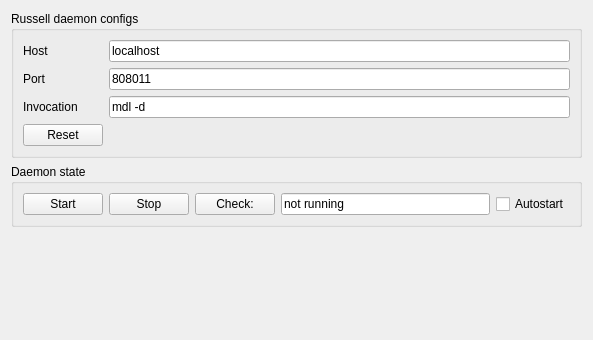
This is addons/kate-russell-plugin/RussellConfig.ui in dmitry-vlasov/kate-russell as Qt 5 draws it before an edit. The edited form follows.
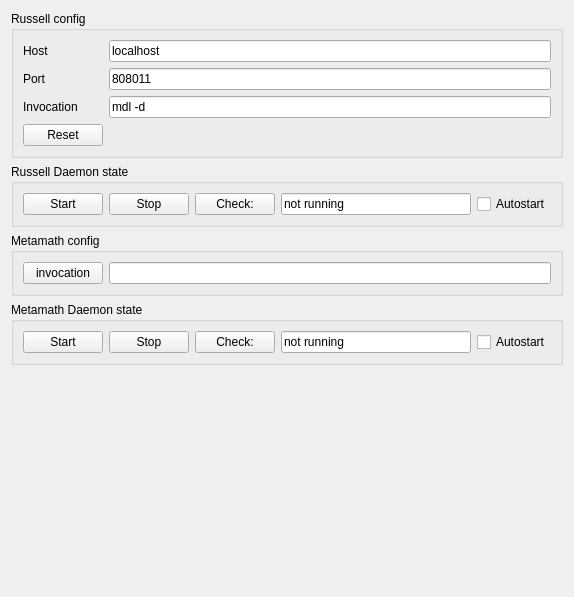
This is the edited form.

Commit message: UI stuff for metamath is added

Diff of the .ui file:
```diff
--- a/addons/kate-russell-plugin/RussellConfig.ui
+++ b/addons/kate-russell-plugin/RussellConfig.ui
@@ -6,8 +6,8 @@
    <rect>
     <x>0</x>
     <y>0</y>
-    <width>593</width>
-    <height>340</height>
+    <width>574</width>
+    <height>597</height>
    </rect>
   </property>
   <property name="sizePolicy">
@@ -20,7 +20,7 @@
    <item>
     <widget class="QGroupBox" name="configGroupBox">
      <property name="title">
-      <string>Russell daemon configs</string>
+      <string>Russell config</string>
      </property>
      <layout class="QGridLayout" name="gridLayout">
       <item row="1" column="0">
@@ -81,7 +81,83 @@
    <item>
     <widget class="QGroupBox" name="stateGroupBox">
      <property name="title">
-      <string>Daemon state</string>
+      <string>Russell Daemon state</string>
+     </property>
+     <layout class="QHBoxLayout" name="horizontalLayout_2">
+      <item>
+       <widget class="QPushButton" name="russellStartButton">
+        <property name="text">
+         <string>Start</string>
+        </property>
+       </widget>
+      </item>
+      <item>
+       <widget class="QPushButton" name="russellStopButton">
+        <property name="text">
+         <string>Stop</string>
+        </property>
+       </widget>
+      </item>
+      <item>
+       <widget class="QPushButton" name="russellCheckButton">
+        <property name="text">
+         <string>Check:</string>
+        </property>
+       </widget>
+      </item>
+      <item>
+       <widget class="QLineEdit" name="russellAliveEdit">
+        <property name="text">
+         <string>not running</string>
+        </property>
+        <property name="readOnly">
+         <bool>true</bool>
+        </property>
+       </widget>
+      </item>
+      <item>
+       <widget class="QCheckBox" name="russellAutostartCheckBox">
+        <property name="text">
+         <string>Autostart</string>
+        </property>
+       </widget>
+      </item>
+     </layout>
+    </widget>
+   </item>
+   <item>
+    <widget class="QGroupBox" name="metamathConfigGroupBox">
+     <property name="title">
+      <string>Metamath config</string>
+     </property>
+     <layout class="QHBoxLayout" name="horizontalLayout_3">
+      <item>
+       <widget class="QPushButton" name="metamathInvocationButton">
+        <property name="text">
+         <string>invocation</string>
+        </property>
+       </widget>
+      </item>
+      <item>
+       <widget class="QLineEdit" name="metamathInvocationEdit">
+        <property name="text">
+         <string/>
+        </property>
+        <property name="readOnly">
+         <bool>true</bool>
+        </property>
+       </widget>
+      </item>
+     </layout>
+     <zorder>metamathInvocationEdit</zorder>
+     <zorder>verticalSpacer</zorder>
+     <zorder>metamathInvocationButton</zorder>
+    </widget>
+   </item>
+   <item>
+    <widget class="QGroupBox" name="metamathStateGroupBox">
+     <property name="title">
+      <string>Metamath Daemon state</string>
      </property>
      <layout class="QHBoxLayout" name="horizontalLayout">
       <item>
@@ -133,7 +209,7 @@
      <property name="sizeHint" stdset="0">
       <size>
        <width>20</width>
-       <height>90</height>
+       <height>205</height>
       </size>
      </property>
     </spacer>
```
Left out of the diff: 28 changed lines with no effect on the pictures. The commit also changes 5 other files.
